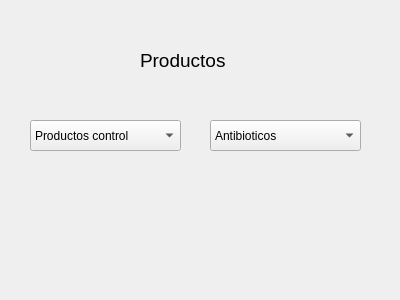
The window that Diseños.ui/Productos.ui (GeorgeKonrad29/Parcial2_progra4) describes before a commit, drawn with Qt 5.
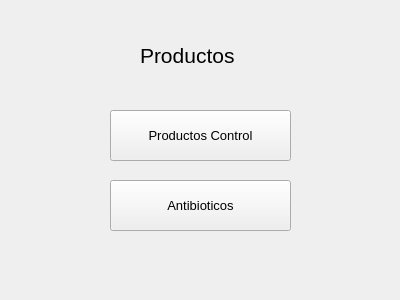
The same window after the commit.

```diff
--- a/Diseños.ui/Productos.ui
+++ b/Diseños.ui/Productos.ui
@@ -13,74 +13,60 @@
   <property name="windowTitle">
    <string>Form</string>
   </property>
-  <widget class="QComboBox" name="comboBox">
-   <property name="geometry">
-    <rect>
-     <x>30</x>
-     <y>120</y>
-     <width>151</width>
-     <height>31</height>
-    </rect>
-   </property>
-   <item>
-    <property name="text">
-     <string>Productos control</string>
-    </property>
-   </item>
-   <item>
-    <property name="text">
-     <string>Fertilizantes</string>
-    </property>
-   </item>
-   <item>
-    <property name="text">
-     <string>Control de plagas</string>
-    </property>
-   </item>
-  </widget>
-  <widget class="QComboBox" name="comboBox_2">
-   <property name="geometry">
-    <rect>
-     <x>210</x>
-     <y>120</y>
-     <width>151</width>
-     <height>31</height>
-    </rect>
-   </property>
-   <item>
-    <property name="text">
-     <string>Antibioticos</string>
-    </property>
-   </item>
-   <item>
-    <property name="text">
-     <string>Bovino</string>
-    </property>
-   </item>
-   <item>
-    <property name="text">
-     <string>Porcino</string>
-    </property>
-   </item>
-  </widget>
   <widget class="QLabel" name="label">
    <property name="geometry">
     <rect>
      <x>140</x>
-     <y>40</y>
-     <width>151</width>
-     <height>41</height>
+     <y>30</y>
+     <width>141</width>
+     <height>51</height>
     </rect>
    </property>
    <property name="font">
     <font>
-     <pointsize>14</pointsize>
+     <pointsize>16</pointsize>
     </font>
    </property>
    <property name="text">
     <string>Productos</string>
    </property>
   </widget>
+  <widget class="QToolButton" name="toolButton">
+   <property name="geometry">
+    <rect>
+     <x>110</x>
+     <y>110</y>
+     <width>181</width>
+     <height>51</height>
+    </rect>
+   </property>
+   <property name="font">
+    <font>
+     <pointsize>10</pointsize>
+    </font>
+   </property>
+   <property name="text">
+    <string>Productos Control</string>
+   </property>
+  </widget>
+  <widget class="QToolButton" name="toolButton_2">
+   <property name="geometry">
+    <rect>
+     <x>110</x>
+     <y>180</y>
+     <width>181</width>
+     <height>51</height>
+    </rect>
+   </property>
+   <property name="font">
+    <font>
+     <pointsize>10</pointsize>
+    </font>
+   </property>
+   <property name="text">
+    <string>Antibioticos</string>
+   </property>
+  </widget>
  </widget>
  <resources/>
  <connections/>
```
